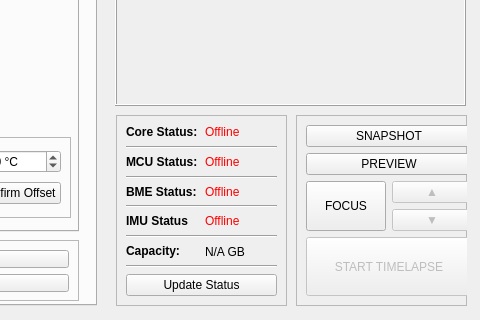
This is _ui/Clinostat.ui in CoCl-Jerry/SciSpin_Max_Dev as Qt 5 draws it before an edit; both pictures show x 544 to 1024 and y 255 to 575 of the 1024 by 575 pixel window. The edited form follows.
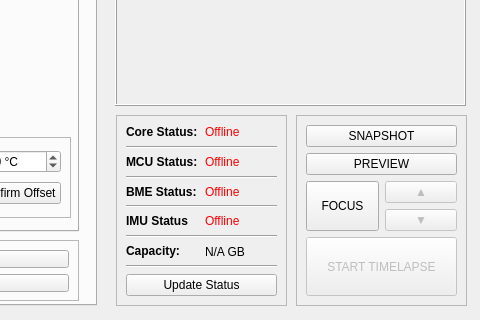
This is the edited form. Icons and pictures are not drawn. Custom widgets are drawn as their Qt base class.

Patch:
```diff
--- a/_ui/Clinostat.ui
+++ b/_ui/Clinostat.ui
@@ -1935,7 +1935,7 @@
       <rect>
        <x>10</x>
        <y>10</y>
-       <width>166</width>
+       <width>151</width>
        <height>171</height>
       </rect>
      </property>
```
Left out of the diff: 44 changed lines with no effect on the pictures.
